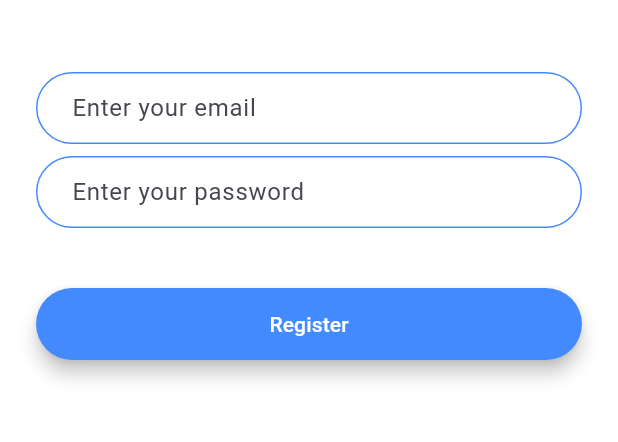
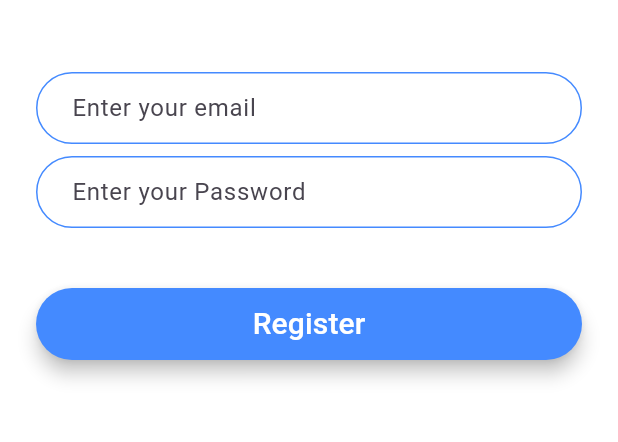
Before and after one commit to Kapil619/FlashChat, a Flutter app: the screen it shows after launch, after a tap on "Register", on a phone screen of 412 x 824 dp, the part 576-1018 px from its top. Run offline on Flutter 3.47's test engine with Material 3 defaults, Android fonts, the phone set to English and light mode, and no system bars; our stand-ins replace animated_text_kit.

Commit message:
Refactored the code

```diff
--- a/lib/constants.dart
+++ b/lib/constants.dart
@@ -17,3 +17,19 @@ const kMessageContainerDecoration = BoxDecoration(
     top: BorderSide(color: Colors.lightBlueAccent, width: 2.0),
   ),
 );
+
+const ktextFieldDecoration = InputDecoration(
+  hintText: 'Enter a value',
+  contentPadding: EdgeInsets.symmetric(vertical: 10.0, horizontal: 20.0),
+  border: OutlineInputBorder(
+    borderRadius: BorderRadius.all(Radius.circular(32.0)),
+  ),
+  enabledBorder: OutlineInputBorder(
+    borderSide: BorderSide(color: Colors.blueAccent, width: 1.0),
+    borderRadius: BorderRadius.all(Radius.circular(32.0)),
+  ),
+  focusedBorder: OutlineInputBorder(
+    borderSide: BorderSide(color: Colors.blueAccent, width: 2.0),
+    borderRadius: BorderRadius.all(Radius.circular(32.0)),
+  ),
+);
--- a/lib/main.dart
+++ b/lib/main.dart
@@ -23,7 +23,7 @@
       routes: {
         '/': (context) => const WelcomeScreen(),
         '/login': (context) => const LoginScreen(),
-        '/registration': (context) => const RegistrationScreen(),
+        '/register': (context) => const RegistrationScreen(),
         '/chat': (context) => const ChatScreen(),
       },
     );
--- a/lib/screens/login_screen.dart
+++ b/lib/screens/login_screen.dart
@@ -1,3 +1,5 @@
+import 'package:flashchat/constants.dart';
+import 'package:flashchat/widgets/rounded_button.dart';
 import 'package:flutter/material.dart';
 
 class LoginScreen extends StatefulWidget {
@@ -32,25 +34,8 @@ class _LoginScreenState extends State<LoginScreen> {
                 onChanged: (value) {
                   //Do something with the user input.
                 },
-              decoration: const InputDecoration(
-                hintText: 'Enter your email',
-                contentPadding:
-                    EdgeInsets.symmetric(vertical: 10.0, horizontal: 20.0),
-                border: OutlineInputBorder(
-                  borderRadius: BorderRadius.all(Radius.circular(32.0)),
-                ),
-                enabledBorder: OutlineInputBorder(
-                  borderSide:
-                      BorderSide(color: Colors.lightBlueAccent, width: 1.0),
-                  borderRadius: BorderRadius.all(Radius.circular(32.0)),
-                ),
-                focusedBorder: OutlineInputBorder(
-                  borderSide:
-                      BorderSide(color: Colors.lightBlueAccent, width: 2.0),
-                  borderRadius: BorderRadius.all(Radius.circular(32.0)),
-                ),
-              ),
-            ),
+                decoration: ktextFieldDecoration.copyWith(
+                    hintText: 'Enter your email')),
             const SizedBox(
               height: 8.0,
             ),
@@ -58,46 +43,15 @@ class _LoginScreenState extends State<LoginScreen> {
                 onChanged: (value) {
                   //Do something with the user input.
                 },
-              decoration: const InputDecoration(
-                hintText: 'Enter your password.',
-                contentPadding:
-                    EdgeInsets.symmetric(vertical: 10.0, horizontal: 20.0),
-                border: OutlineInputBorder(
-                  borderRadius: BorderRadius.all(Radius.circular(32.0)),
-                ),
-                enabledBorder: OutlineInputBorder(
-                  borderSide:
-                      BorderSide(color: Colors.lightBlueAccent, width: 1.0),
-                  borderRadius: BorderRadius.all(Radius.circular(32.0)),
-                ),
-                focusedBorder: OutlineInputBorder(
-                  borderSide:
-                      BorderSide(color: Colors.lightBlueAccent, width: 2.0),
-                  borderRadius: BorderRadius.all(Radius.circular(32.0)),
-                ),
-              ),
-            ),
+                decoration: ktextFieldDecoration.copyWith(
+                    hintText: 'Enter your password')),
             const SizedBox(
               height: 24.0,
             ),
-            Padding(
-              padding: const EdgeInsets.symmetric(vertical: 16.0),
-              child: Material(
+            RoundedButton(
                 color: Colors.lightBlueAccent,
-                borderRadius: const BorderRadius.all(Radius.circular(30.0)),
-                elevation: 5.0,
-                child: MaterialButton(
-                  onPressed: () {
-                    //Implement login functionality.
-                  },
-                  minWidth: 200.0,
-                  height: 42.0,
-                  child: const Text(
-                    'Log In',
-                  ),
-                ),
-              ),
-            ),
+                title: 'Log in',
+                onPressed: () {})
           ],
         ),
       ),
--- a/lib/screens/registration_screen.dart
+++ b/lib/screens/registration_screen.dart
@@ -1,3 +1,5 @@
+import 'package:flashchat/constants.dart';
+import 'package:flashchat/widgets/rounded_button.dart';
 import 'package:flutter/material.dart';
 
 class RegistrationScreen extends StatefulWidget {
@@ -32,23 +34,8 @@ class _RegistrationScreenState extends State<RegistrationScreen> {
                 onChanged: (value) {
                   //Do something with the user input.
                 },
-              decoration: const InputDecoration(
-                hintText: 'Enter your email',
-                contentPadding:
-                    EdgeInsets.symmetric(vertical: 10.0, horizontal: 20.0),
-                border: OutlineInputBorder(
-                  borderRadius: BorderRadius.all(Radius.circular(32.0)),
-                ),
-                enabledBorder: OutlineInputBorder(
-                  borderSide: BorderSide(color: Colors.blueAccent, width: 1.0),
-                  borderRadius: BorderRadius.all(Radius.circular(32.0)),
-                ),
-                focusedBorder: OutlineInputBorder(
-                  borderSide: BorderSide(color: Colors.blueAccent, width: 2.0),
-                  borderRadius: BorderRadius.all(Radius.circular(32.0)),
-                ),
-              ),
-            ),
+                decoration: ktextFieldDecoration.copyWith(
+                    hintText: 'Enter your email')),
             const SizedBox(
               height: 8.0,
             ),
@@ -56,45 +43,13 @@ class _RegistrationScreenState extends State<RegistrationScreen> {
                 onChanged: (value) {
                   //Do something with the user input.
                 },
-              decoration: const InputDecoration(
-                hintText: 'Enter your password',
-                contentPadding:
-                    EdgeInsets.symmetric(vertical: 10.0, horizontal: 20.0),
-                border: OutlineInputBorder(
-                  borderRadius: BorderRadius.all(Radius.circular(32.0)),
-                ),
-                enabledBorder: OutlineInputBorder(
-                  borderSide: BorderSide(color: Colors.blueAccent, width: 1.0),
-                  borderRadius: BorderRadius.all(Radius.circular(32.0)),
-                ),
-                focusedBorder: OutlineInputBorder(
-                  borderSide: BorderSide(color: Colors.blueAccent, width: 2.0),
-                  borderRadius: BorderRadius.all(Radius.circular(32.0)),
-                ),
-              ),
-            ),
+                decoration: ktextFieldDecoration.copyWith(
+                    hintText: 'Enter your Password')),
             const SizedBox(
               height: 24.0,
             ),
-            Padding(
-              padding: const EdgeInsets.symmetric(vertical: 16.0),
-              child: Material(
-                color: Colors.blueAccent,
-                borderRadius: const BorderRadius.all(Radius.circular(30.0)),
-                elevation: 5.0,
-                child: MaterialButton(
-                  onPressed: () {
-                    //Implement registration functionality.
-                  },
-                  minWidth: 200.0,
-                  height: 42.0,
-                  child: const Text(
-                    'Register',
-                    style: TextStyle(color: Colors.white),
-                  ),
-                ),
-              ),
-            ),
+            RoundedButton(
+                color: Colors.blueAccent, title: 'Register', onPressed: () {})
           ],
         ),
       ),
--- a/lib/screens/welcome_screen.dart
+++ b/lib/screens/welcome_screen.dart
@@ -1,6 +1,7 @@
 import 'package:flashchat/screens/login_screen.dart';
 import 'package:animated_text_kit/animated_text_kit.dart';
 import 'package:flutter/material.dart';
+import 'package:flashchat/widgets/rounded_button.dart';
 
 class WelcomeScreen extends StatefulWidget {
   const WelcomeScreen({super.key});
@@ -75,41 +76,19 @@ class _WelcomeScreenState extends State<WelcomeScreen>
             const SizedBox(
               height: 48.0,
             ),
-            Padding(
-              padding: const EdgeInsets.symmetric(vertical: 16.0),
-              child: Material(
-                elevation: 5.0,
+            RoundedButton(
               color: Colors.lightBlueAccent,
-                borderRadius: BorderRadius.circular(30.0),
-                child: MaterialButton(
+              title: 'Log In',
               onPressed: () {
                 Navigator.pushNamed(context, '/login');
               },
-                  minWidth: 200.0,
-                  height: 42.0,
-                  child: const Text(
-                    'Log In',
             ),
-                ),
-              ),
-            ),
-            Padding(
-              padding: const EdgeInsets.symmetric(vertical: 16.0),
-              child: Material(
+            RoundedButton(
               color: Colors.blueAccent,
-                borderRadius: BorderRadius.circular(30.0),
-                elevation: 5.0,
-                child: MaterialButton(
+              title: 'Register',
               onPressed: () {
-                    Navigator.pushNamed(context, '/registration');
+                Navigator.pushNamed(context, '/register');
               },
-                  minWidth: 200.0,
-                  height: 42.0,
-                  child: const Text(
-                    'Register',
-                  ),
-                ),
-              ),
             ),
           ],
         ),
--- /dev/null
+++ b/lib/widgets/rounded_button.dart
@@ -0,0 +1,35 @@
+import "package:flutter/material.dart";
+
+class RoundedButton extends StatelessWidget {
+  const RoundedButton({
+    required this.color,
+    required this.title,
+    required this.onPressed,
+    super.key,
+  });
+
+  final Color color;
+  final String title;
+  final Function onPressed;
+
+  @override
+  Widget build(BuildContext context) {
+    return Padding(
+      padding: const EdgeInsets.symmetric(vertical: 16.0),
+      child: Material(
+        elevation: 5.0,
+        color: color,
+        borderRadius: BorderRadius.circular(30.0),
+        child: MaterialButton(
+          onPressed: () => onPressed(),
+          minWidth: 200.0,
+          height: 42.0,
+          child: Text(
+            title,
+            style: const TextStyle(color: Colors.white, fontSize: 20),
+          ),
+        ),
+      ),
+    );
+  }
+}
```
Lines whose indentation alone changed are shown as unchanged.
